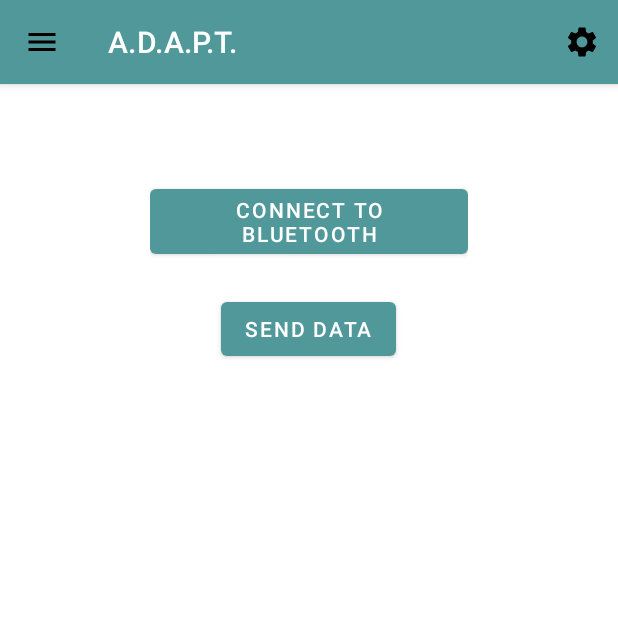
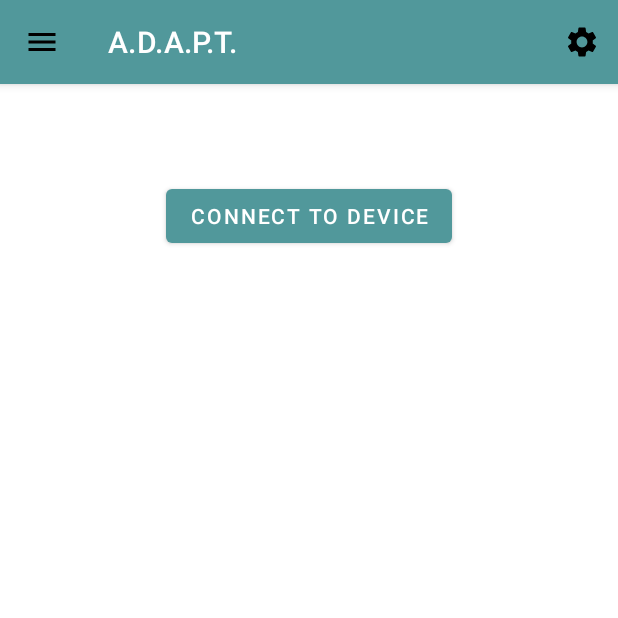
Before and after one commit to SeanBakker/ADAPT-Ankle-Brace, an Android app: the screen it shows after launch (MainActivity), on a phone screen of 412 x 824 dp, the top half of it. Run offline under Robolectric (Android 15) with nearby library versions, the phone set to English and light mode, and no system bars.

Commit message:
Refactor connect to device button

```diff
--- a/app/src/main/res/layout/activity_main.xml
+++ b/app/src/main/res/layout/activity_main.xml
@@ -39,15 +39,7 @@
                 android:layout_height="wrap_content"
                 android:layout_gravity="center_horizontal"
                 android:layout_marginTop="20dp"
-                android:text="Connect to Bluetooth" />
-
-            <Button
-                android:id="@+id/sendDataBtn"
-                android:layout_width="wrap_content"
-                android:layout_height="wrap_content"
-                android:text="Send Data"
-                android:layout_gravity="center_horizontal"
-                android:layout_marginTop="20dp"/>
+                android:text="@string/connectDevice" />
         </LinearLayout>
     </RelativeLayout>
 
--- a/app/src/main/res/values/strings.xml
+++ b/app/src/main/res/values/strings.xml
@@ -9,4 +9,7 @@
     <!-- Settings Options -->
     <string name="bluetoothPerm">Enable Bluetooth Permissions</string>
     <string name="notifications">Enable Notifications</string>
+
+    <!-- Buttons -->
+    <string name="connectDevice">Connect to Device</string>
 </resources>
```
